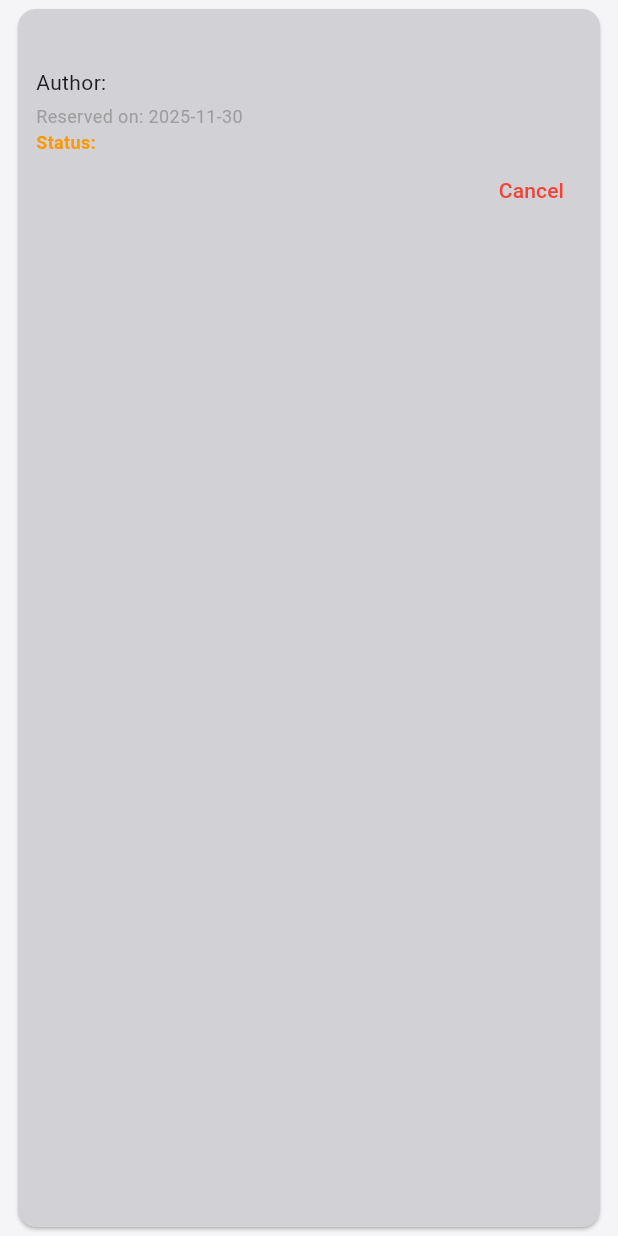
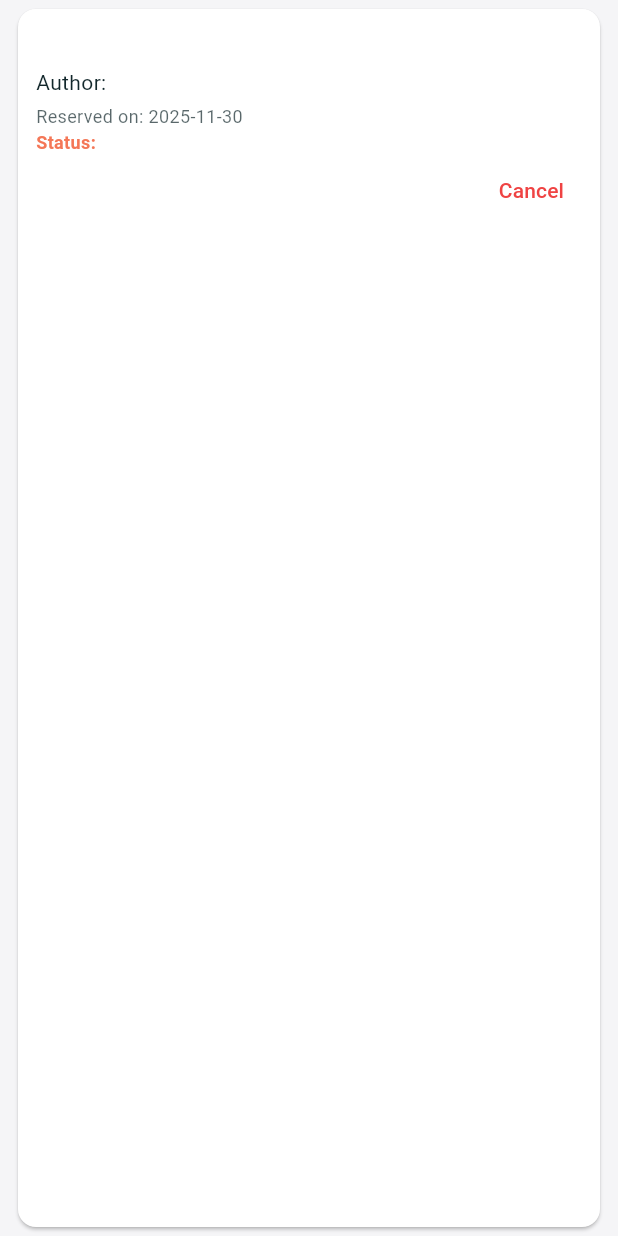
Before and after one commit to dilnoza471/chapter, a Flutter app: the ReservationCard widget shown alone on an empty page, opened directly with empty values, on a phone screen of 412 x 824 dp. Run offline on Flutter 3.47's test engine with Material 3 defaults, Android fonts, the phone set to English and light mode, and no system bars; our stand-ins replace flutter_local_notifications, shared_preferences, supabase_flutter, timezone; accounts and stored records are empty; network calls fail.

Commit message:
called reservation screen inside of borrowings page and added app colors

```diff
--- a/frontend/lib/screens/MyReservationsScreen.dart
+++ b/frontend/lib/screens/MyReservationsScreen.dart
@@ -4,6 +4,7 @@ import '../models/reservation.dart';
 import '../services/reservation_service.dart';
 import '../widgets/reservation_card.dart';
 import '../services/notification_service.dart';
+import '../theme/app_colors.dart';
 
 class MyReservationsScreen extends StatefulWidget {
   const MyReservationsScreen({super.key});
@@ -101,8 +102,10 @@ class _MyReservationsScreenState extends State<MyReservationsScreen> {
         .length;
 
     return Scaffold(
+      // Only updated AppBar and colors
 appBar: AppBar(
   title: const Text('My Reservations'),
+  backgroundColor: AppColors.primary,
   actions: [
     if (availableCount > 0)
       Padding(
@@ -143,6 +146,7 @@ class _MyReservationsScreenState extends State<MyReservationsScreen> {
       ),
   ],
 ),
+
       body: isLoading
           ? const Center(child: CircularProgressIndicator())
           : reservations.isEmpty
--- a/frontend/lib/widgets/reservation_card.dart
+++ b/frontend/lib/widgets/reservation_card.dart
@@ -1,6 +1,6 @@
 import 'package:flutter/material.dart';
 import '../models/reservation.dart';
-
+import '../theme/app_colors.dart';
 
 class ReservationCard extends StatelessWidget {
   final Reservation reservation;
@@ -17,6 +17,7 @@ class ReservationCard extends StatelessWidget {
     final isAvailable = reservation.status == 'available';
 
     return Card(
+      color: AppColors.card,
       margin: const EdgeInsets.symmetric(horizontal: 12, vertical: 6),
       child: Padding(
         padding: const EdgeInsets.all(12),
@@ -25,38 +26,41 @@ class ReservationCard extends StatelessWidget {
           children: [
             Text(
               reservation.book.title,
-              style: const TextStyle(fontSize: 16, fontWeight: FontWeight.bold),
+              style: TextStyle(
+                  fontSize: 16,
+                  fontWeight: FontWeight.bold,
+                  color: AppColors.foreground),
             ),
             const SizedBox(height: 4),
             Text(
               'Author: ${reservation.book.author}',
-              style: const TextStyle(fontSize: 14),
+              style: TextStyle(fontSize: 14, color: AppColors.foreground),
             ),
             const SizedBox(height: 4),
             Text(
               'Reserved on: ${reservation.reservationDate.toLocal().toString().split(' ')[0]}',
-              style: const TextStyle(fontSize: 12, color: Colors.grey),
+              style: TextStyle(fontSize: 12, color: AppColors.foreground.withOpacity(0.7)),
             ),
             Text(
               'Status: ${reservation.status}',
               style: TextStyle(
                 fontSize: 12,
-                color: isAvailable ? Colors.green : Colors.orange,
+                color: isAvailable ? Colors.green : AppColors.accent,
                 fontWeight: FontWeight.bold,
               ),
             ),
             if (reservation.queuePosition > 1)
               Text(
                 'Queue position: ${reservation.queuePosition}',
-                style: const TextStyle(fontSize: 12, color: Colors.grey),
+                style: TextStyle(fontSize: 12, color: AppColors.foreground.withOpacity(0.7)),
               ),
             Align(
               alignment: Alignment.centerRight,
               child: TextButton(
                 onPressed: onCancel,
-                child: const Text(
+                child: Text(
                   'Cancel',
-                  style: TextStyle(color: Colors.red),
+                  style: TextStyle(color: AppColors.destructive),
                 ),
               ),
             ),
```
Also changed, not shown: frontend/lib/screens/MyBorrowingsScreen.dart (+20 -5 lines), frontend/lib/widgets/borrowing_card.dart (+13 -5 lines). Lines whose indentation alone changed are shown as unchanged.
